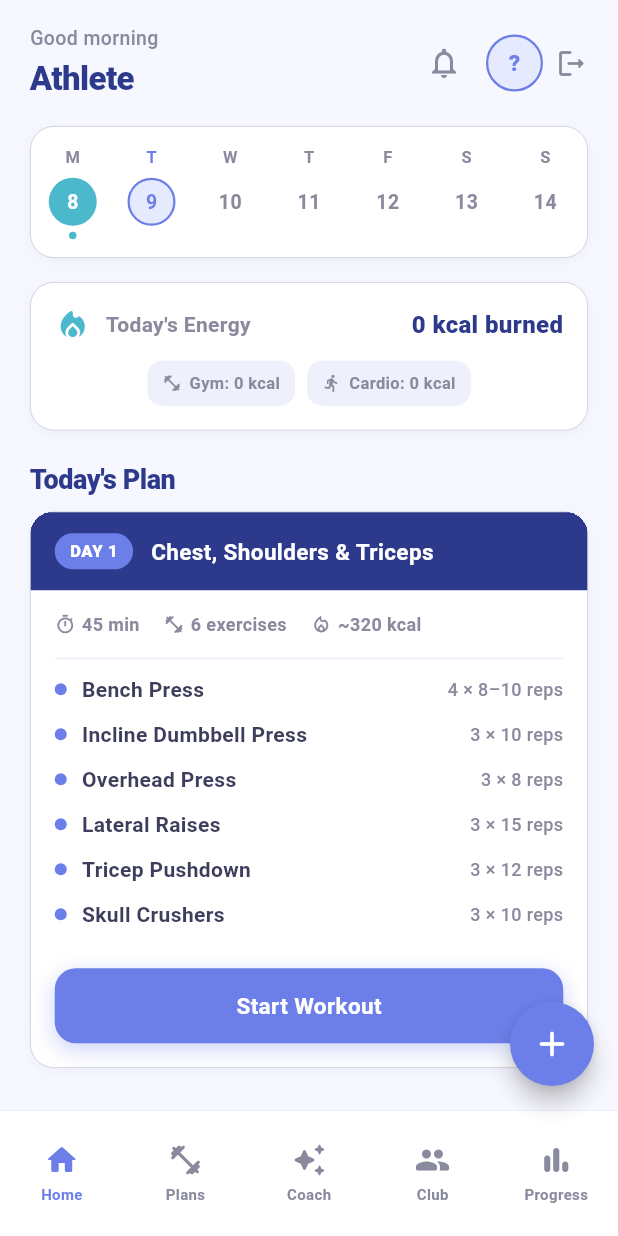
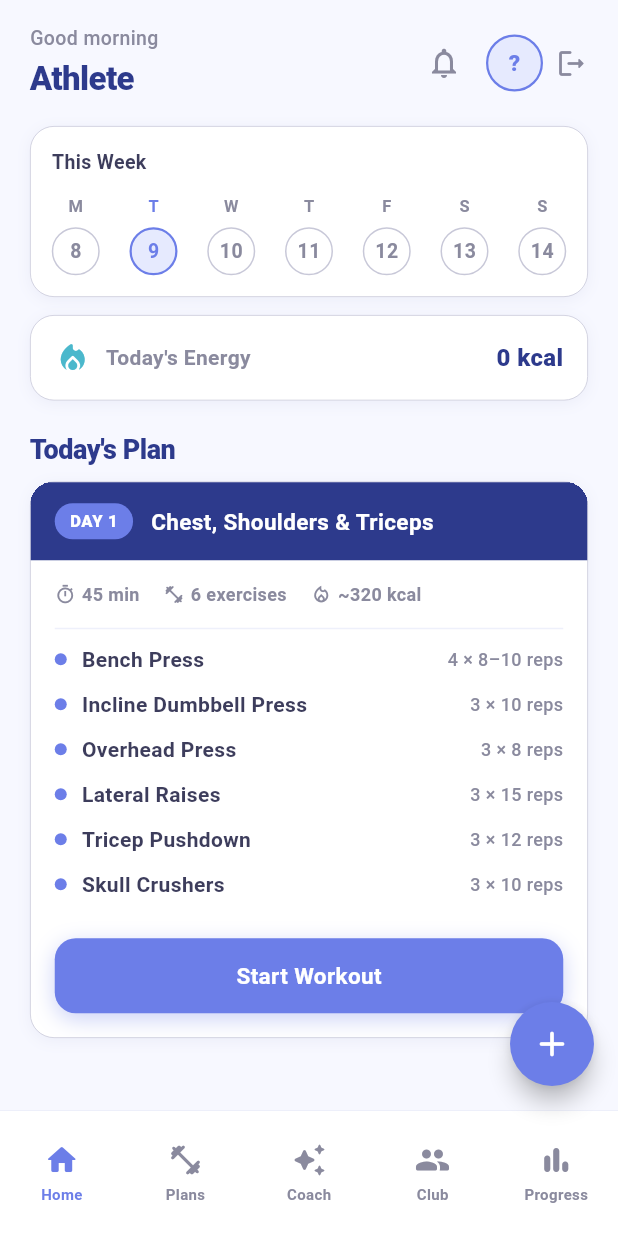
Before and after one commit to Monica-Cheng/FYP-26-S2-15_code, a Flutter app: the HomeScreen screen opened by its route, on a phone screen of 412 x 824 dp. Run offline on Flutter 3.47's test engine with Material 3 defaults, Android fonts, the phone set to English and light mode, and no system bars; our stand-ins replace cloud_firestore, firebase_auth, firebase_core, fl_chart, flutter_dotenv, flutter_riverpod and 2 more; accounts and stored records are empty; generated files the repository leaves out were written again; Roboto replaces fonts that are missing (SF Pro Display).

Commit message:
feat: home tab layout fixed - streak in calendar, calorie ring separate

```diff
--- a/lib/screens/home/home_screen.dart
+++ b/lib/screens/home/home_screen.dart
@@ -163,12 +163,31 @@ class _HomeTabState extends State<_HomeTab> {
   int _todaysCalories = 0;
   int _dailyCalorieGoal = 500;
   bool _calorieGoalActive = false;
+  int _streakDays = 0;
+  Set<String> _sessionDates = {};
 
   @override
   void initState() {
     super.initState();
     _loadHomeData();
     _loadCalorieData();
+    _loadStreakData();
+  }
+
+  Future<void> _loadStreakData() async {
+    final uid = _authService.getCurrentUser()?.uid;
+    if (uid == null) return;
+    try {
+      final results = await Future.wait<dynamic>([
+        _firestoreService.calculateStreak(uid),
+        _firestoreService.getSessionDates(uid, days: 30),
+      ]);
+      if (!mounted) return;
+      setState(() {
+        _streakDays = results[0] as int;
+        _sessionDates = results[1] as Set<String>;
+      });
+    } catch (_) {}
   }
 
   Future<void> _loadCalorieData() async {
@@ -226,10 +245,15 @@ class _HomeTabState extends State<_HomeTab> {
       child: CustomScrollView(
         slivers: [
           SliverToBoxAdapter(child: _buildTopBar()),
-          SliverToBoxAdapter(child: _WeekCalendar()),
+          SliverToBoxAdapter(
+            child: _WeekCalendar(
+              sessionDates: _sessionDates,
+              streakDays: _streakDays,
+            ),
+          ),
           SliverToBoxAdapter(
             child: Padding(
-              padding: const EdgeInsets.fromLTRB(20, 16, 20, 0),
+              padding: const EdgeInsets.fromLTRB(20, 12, 20, 0),
               child: _CalorieRingCard(
                 calories: _todaysCalories,
                 goal: _dailyCalorieGoal,
@@ -349,34 +373,80 @@ class _HomeTabState extends State<_HomeTab> {
 // ── Week calendar strip ───────────────────────────────────────────────────────
 
 class _WeekCalendar extends StatelessWidget {
-  const _WeekCalendar();
+  final Set<String> sessionDates;
+  final int streakDays;
+
+  const _WeekCalendar({required this.sessionDates, required this.streakDays});
+
+  static String _dateKey(DateTime d) =>
+      '${d.year}-${d.month.toString().padLeft(2, '0')}-${d.day.toString().padLeft(2, '0')}';
 
   @override
   Widget build(BuildContext context) {
     final today = DateTime.now();
-    // Build a 7-day strip: Mon–Sun of the current week.
     final weekday = today.weekday; // 1=Mon … 7=Sun
     final monday = today.subtract(Duration(days: weekday - 1));
-
     final days = List.generate(7, (i) => monday.add(Duration(days: i)));
 
     return Padding(
       padding: const EdgeInsets.fromLTRB(20, 8, 20, 0),
       child: Container(
-        padding: const EdgeInsets.symmetric(horizontal: 12, vertical: 12),
+        padding: const EdgeInsets.all(14),
         decoration: WW.cardDecoration,
+        child: Column(
+          crossAxisAlignment: CrossAxisAlignment.start,
+          children: [
+            // Header row: "This Week" label + streak pill
+            Row(
+              children: [
+                const Text(
+                  'This Week',
+                  style: TextStyle(
+                    fontSize: 13,
+                    fontWeight: FontWeight.w700,
+                    color: WW.text,
+                  ),
+                ),
+                const Spacer(),
+                if (streakDays > 0)
+                  Container(
+                    padding: const EdgeInsets.symmetric(horizontal: 10, vertical: 4),
+                    decoration: BoxDecoration(
+                      color: WW.tealBg,
+                      borderRadius: BorderRadius.circular(20),
+                    ),
                     child: Row(
+                      mainAxisSize: MainAxisSize.min,
+                      children: [
+                        const Icon(Icons.local_fire_department_rounded,
+                            color: WW.teal, size: 13),
+                        const SizedBox(width: 4),
+                        Text(
+                          '$streakDays day streak',
+                          style: const TextStyle(
+                            fontSize: 12,
+                            fontWeight: FontWeight.w700,
+                            color: WW.teal,
+                          ),
+                        ),
+                      ],
+                    ),
+                  ),
+              ],
+            ),
+            const SizedBox(height: 12),
+            // Day cells
+            Row(
               mainAxisAlignment: MainAxisAlignment.spaceBetween,
               children: days.map((day) {
                 final isToday = day.year == today.year &&
                     day.month == today.month &&
                     day.day == today.day;
-            // Mark Mon & Wed as completed (demo data).
-            final completed = (day.weekday == 1 || day.weekday == 3) &&
-                day.isBefore(today) && !isToday;
-
-            return _DayCell(day: day, isToday: isToday, isCompleted: completed);
+                final hasSession = sessionDates.contains(_dateKey(day));
+                return _DayCell(day: day, isToday: isToday, isCompleted: hasSession);
               }).toList(),
+            ),
+          ],
         ),
       ),
     );
@@ -412,6 +482,7 @@ class _DayCell extends StatelessWidget {
     } else {
       bgColor = Colors.transparent;
       textColor = WW.textSec;
+      border = Border.all(color: WW.border, width: 1);
     }
 
     return Column(
@@ -445,18 +516,6 @@ class _DayCell extends StatelessWidget {
             ),
           ),
         ),
-        const SizedBox(height: 4),
-        if (isCompleted)
-          Container(
-            width: 5,
-            height: 5,
-            decoration: const BoxDecoration(
-              color: WW.teal,
-              shape: BoxShape.circle,
-            ),
-          )
-        else
-          const SizedBox(height: 5),
       ],
     );
   }
@@ -483,14 +542,14 @@ class _CalorieRingCard extends StatelessWidget {
     return Container(
       decoration: WW.cardDecoration,
       padding: const EdgeInsets.all(16),
-      child: Column(
+      child: goalActive ? _buildGoalMode(calories, goal, remaining, progress) : _buildSimpleMode(),
+    );
+  }
+
+  Widget _buildSimpleMode() {
+    return Row(
       children: [
-          // Mode A — no goal: simple stat row
-          if (!goalActive)
-            Row(
-              children: [
-                const Icon(Icons.local_fire_department_rounded,
-                    color: WW.teal, size: 24),
+        const Icon(Icons.local_fire_department_rounded, color: WW.teal, size: 24),
         const SizedBox(width: 10),
         const Expanded(
           child: Text(
@@ -503,7 +562,7 @@ class _CalorieRingCard extends StatelessWidget {
           ),
         ),
         Text(
-                  '$calories kcal burned',
+          '$calories kcal',
           style: const TextStyle(
             fontSize: 16,
             fontWeight: FontWeight.w800,
@@ -511,17 +570,22 @@ class _CalorieRingCard extends StatelessWidget {
           ),
         ),
       ],
-            ),
-          // Mode B — goal active: circular ring
-          if (goalActive) ...[
+    );
+  }
+
+  Widget _buildGoalMode(int calories, int goal, int remaining, double progress) {
+    return Row(
+      crossAxisAlignment: CrossAxisAlignment.center,
+      children: [
+        // Ring
         SizedBox(
-              width: 120,
-              height: 120,
+          width: 104,
+          height: 104,
           child: Stack(
             alignment: Alignment.center,
             children: [
               CustomPaint(
-                    size: const Size(120, 120),
+                size: const Size(104, 104),
                 painter: _CalorieRingPainter(progress),
               ),
               Column(
@@ -530,7 +594,7 @@ class _CalorieRingCard extends StatelessWidget {
                   Text(
                     '$calories',
                     style: const TextStyle(
-                          fontSize: 26,
+                      fontSize: 22,
                       fontWeight: FontWeight.w800,
                       color: WW.primaryDark,
                       letterSpacing: -0.5,
@@ -539,7 +603,7 @@ class _CalorieRingCard extends StatelessWidget {
                   const Text(
                     'kcal',
                     style: TextStyle(
-                          fontSize: 12,
+                      fontSize: 11,
                       fontWeight: FontWeight.w500,
                       color: WW.textSec,
                     ),
@@ -549,54 +613,58 @@ class _CalorieRingCard extends StatelessWidget {
             ],
           ),
         ),
-            const SizedBox(height: 6),
+        const SizedBox(width: 16),
+        // Info column
+        Expanded(
+          child: Column(
+            crossAxisAlignment: CrossAxisAlignment.start,
+            children: [
+              const Text(
+                "Today's energy",
+                style: TextStyle(
+                  fontSize: 14,
+                  fontWeight: FontWeight.w700,
+                  color: WW.text,
+                ),
+              ),
+              const SizedBox(height: 2),
               Text(
-              'Goal: $goal kcal/day',
+                'Goal $goal kcal',
                 style: const TextStyle(fontSize: 12, color: WW.textSec),
               ),
-          ],
-          const SizedBox(height: 12),
-          // Stat chips — always shown
-          Wrap(
-            spacing: 8,
-            runSpacing: 8,
-            children: [
-              _chip(Icons.fitness_center_rounded, 'Gym: $calories kcal',
-                  WW.elevated),
-              _chip(Icons.directions_run_rounded, 'Cardio: 0 kcal',
-                  WW.elevated),
-              if (goalActive)
-                _chip(Icons.flash_on_rounded, 'Left: $remaining kcal',
-                    WW.tealBg),
+              const SizedBox(height: 10),
+              _statRow(WW.primary, 'Gym', '$calories kcal'),
+              const SizedBox(height: 6),
+              _statRow(WW.teal, 'Cardio', '0 kcal'),
+              const SizedBox(height: 6),
+              _statRow(WW.textSec, 'Left', '$remaining kcal'),
             ],
           ),
+        ),
       ],
-      ),
     );
   }
 
-  Widget _chip(IconData icon, String label, Color bg) {
-    return Container(
-      padding: const EdgeInsets.symmetric(horizontal: 10, vertical: 7),
-      decoration: BoxDecoration(
-        color: bg,
-        borderRadius: BorderRadius.circular(10),
+  Widget _statRow(Color dotColor, String label, String value) {
+    return Row(
+      children: [
+        Container(
+          width: 7,
+          height: 7,
+          decoration: BoxDecoration(color: dotColor, shape: BoxShape.circle),
         ),
-      child: Row(
-        mainAxisSize: MainAxisSize.min,
-        children: [
-          Icon(icon, size: 13, color: WW.textSec),
-          const SizedBox(width: 5),
-          Text(
+        const SizedBox(width: 6),
+        Expanded(
+          child: Text(
             label,
-            style: const TextStyle(
-              fontSize: 11,
-              fontWeight: FontWeight.w600,
-              color: WW.textSec,
+            style: const TextStyle(fontSize: 12, fontWeight: FontWeight.w500, color: WW.textSec),
           ),
         ),
+        Text(
+          value,
+          style: const TextStyle(fontSize: 12, fontWeight: FontWeight.w600, color: WW.text),
+        ),
       ],
-      ),
     );
   }
 }
@@ -609,13 +677,13 @@ class _CalorieRingPainter extends CustomPainter {
   @override
   void paint(Canvas canvas, Size size) {
     final center = Offset(size.width / 2, size.height / 2);
-    const strokeWidth = 12.0;
+    const strokeWidth = 7.0;
     final radius = (size.width - strokeWidth) / 2;
     const startAngle = -math.pi / 2; // top of circle
 
     // Background track
     final trackPaint = Paint()
-      ..color = WW.elevated
+      ..color = WW.chipBg
       ..strokeWidth = strokeWidth
       ..style = PaintingStyle.stroke;
     canvas.drawCircle(center, radius, trackPaint);
```
Also changed, not shown: lib/services/firestore_service.dart (+67 -0 lines). Lines whose indentation alone changed are shown as unchanged.
